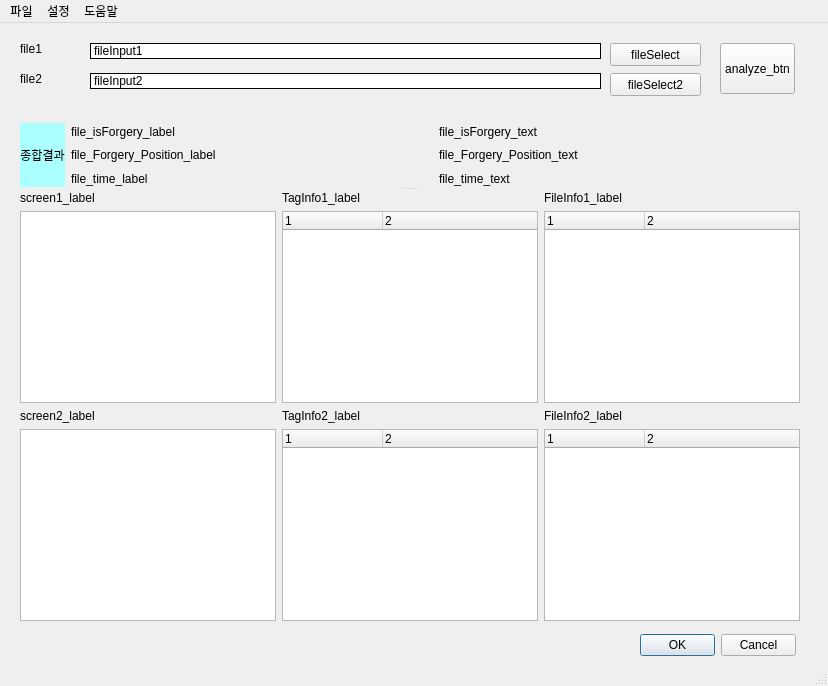
First picture: the form in dicom.ui, repository jamemanionda/2023_skku_medical, before the edit.
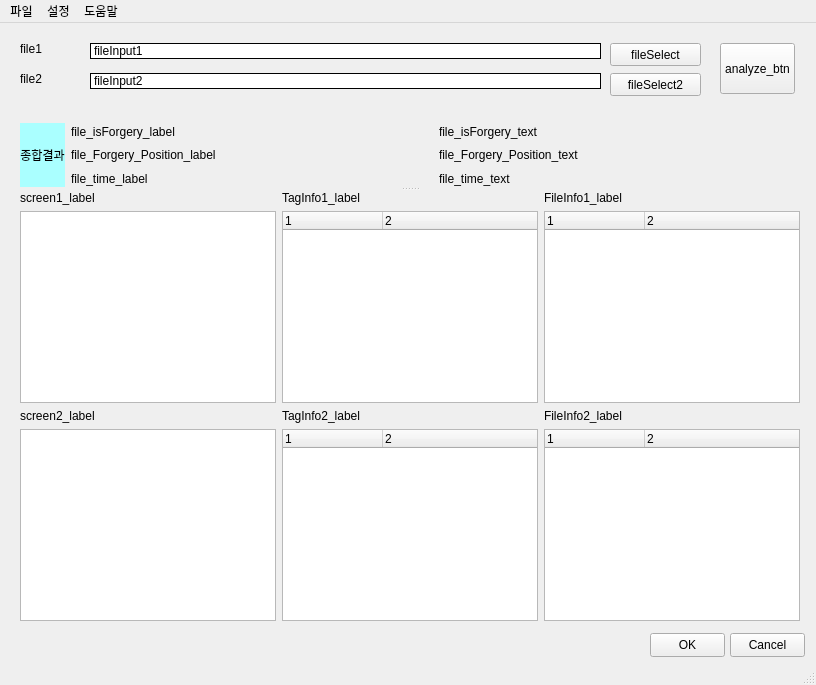
Second picture: the form after the edit.

Diff of the .ui file:
```diff
--- a/dicom.ui
+++ b/dicom.ui
@@ -6,8 +6,8 @@
    <rect>
     <x>0</x>
     <y>0</y>
-    <width>828</width>
-    <height>686</height>
+    <width>816</width>
+    <height>685</height>
    </rect>
   </property>
   <property name="windowTitle">
@@ -367,17 +367,30 @@
      <string>analyze_btn</string>
     </property>
    </widget>
-   <widget class="QDialogButtonBox" name="buttonBox">
+   <widget class="QPushButton" name="OK_btn">
     <property name="geometry">
      <rect>
-      <x>640</x>
+      <x>650</x>
       <y>610</y>
-      <width>156</width>
+      <width>75</width>
       <height>24</height>
      </rect>
     </property>
-    <property name="standardButtons">
-     <set>QDialogButtonBox::Cancel|QDialogButtonBox::Ok</set>
+    <property name="text">
+     <string>OK</string>
+    </property>
+   </widget>
+   <widget class="QPushButton" name="Cancel_btn">
+    <property name="geometry">
+     <rect>
+      <x>730</x>
+      <y>610</y>
+      <width>75</width>
+      <height>24</height>
+     </rect>
+    </property>
+    <property name="text">
+     <string>Cancel</string>
     </property>
    </widget>
   </widget>
@@ -386,7 +399,7 @@
     <rect>
      <x>0</x>
      <y>0</y>
-     <width>828</width>
+     <width>816</width>
      <height>22</height>
     </rect>
    </property>
```
